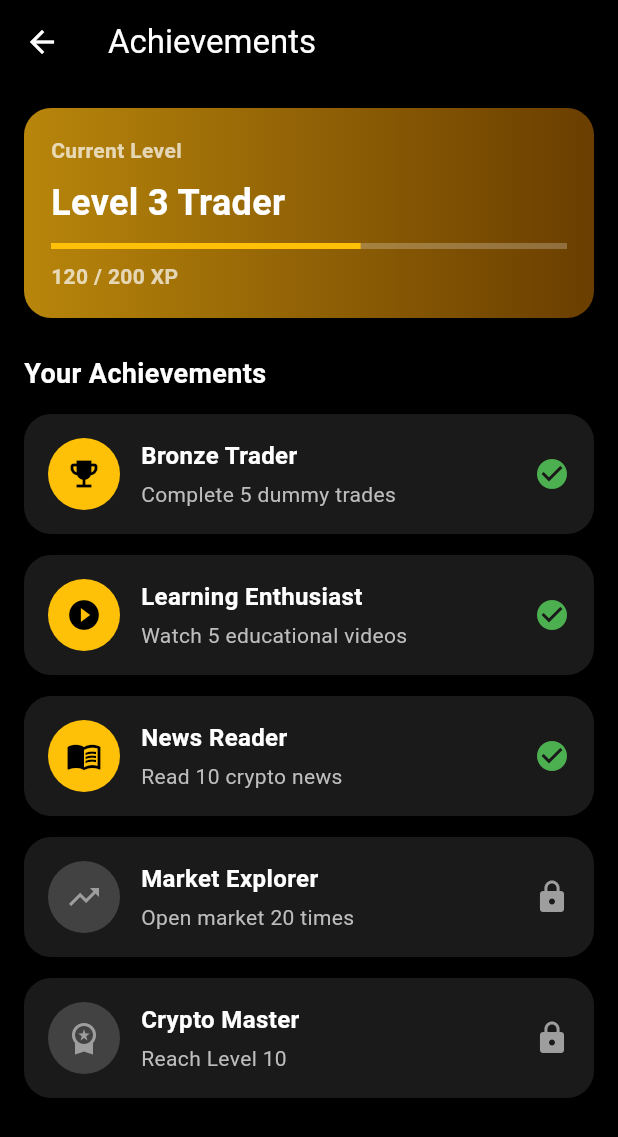
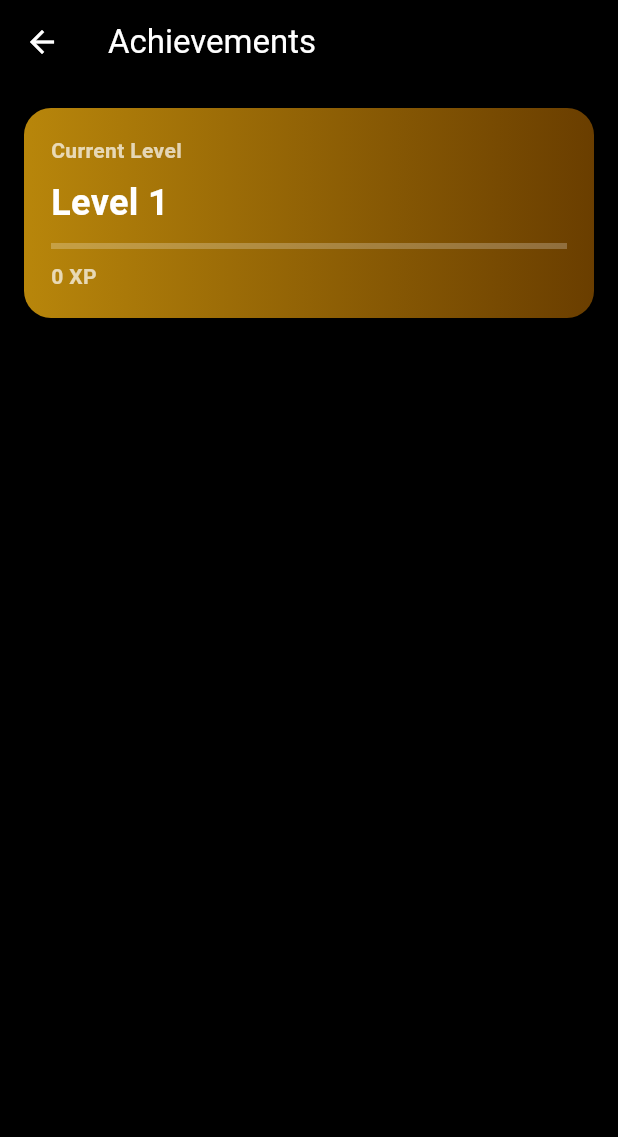
Before and after one commit to atalaya3312411022/cryptowise, a Flutter app: the AchievementScreen screen opened directly, on a phone screen of 412 x 824 dp. Shown: the top 1137 px of the screen. Run offline on Flutter 3.47's test engine with Material 3 defaults, Android fonts, the phone set to English and light mode, and no system bars; our stand-ins replace firebase_core, fl_chart, google_fonts, smooth_page_indicator, webview_flutter; accounts and stored records are empty.

Commit message:
Update XP

```diff
--- a/lib/data/app_data.dart
+++ b/lib/data/app_data.dart
@@ -1,4 +1,98 @@
 class AppData {
+
+  // PROFILE
+  static String? profileImagePath;
+
+  // Trading
   static double virtualBalance =
       10000;
+
+  // XP SYSTEM
+  static int xp = 0;
+
+  static int level = 1;
+
+  // ACHIEVEMENT
+  static List<String>
+      achievements = [];
+
+
+  // GAMIFICATION
+  static int watchedVideos =
+      0;
+
+  static int readNews =
+      0;
+
+  static int totalTrades =
+      0;
+
+  // ADD XP
+  static void addXP(
+      int amount) {
+
+    xp += amount;
+
+    level =
+        (xp ~/ 100) + 1;
+
+    checkAchievement();
+  }
+
+  // CHECK BADGE
+  static void
+      checkAchievement() {
+
+    /// WATCH VIDEO
+    if (watchedVideos >= 1 &&
+        !achievements.contains(
+            "Learning Enthusiast")) {
+
+      achievements.add(
+          "Learning Enthusiast");
+    }
+
+    /// READ NEWS
+    if (readNews >= 5 &&
+        !achievements.contains(
+            "News Reader")) {
+
+      achievements.add(
+          "News Reader");
+    }
+
+    /// FIRST TRADE
+    if (totalTrades >= 1 &&
+        !achievements.contains(
+            "Bronze Trader")) {
+
+      achievements.add(
+          "Bronze Trader");
+    }
+
+    /// XP BASED
+    if (xp >= 150 &&
+        !achievements.contains(
+            "Market Explorer")) {
+
+      achievements.add(
+          "Market Explorer");
+    }
+
+    if (xp >= 250 &&
+        !achievements.contains(
+            "Crypto Scholar")) {
+
+      achievements.add(
+          "Crypto Scholar");
+    }
+
+    if (xp >= 399 &&
+        !achievements.contains(
+            "Crypto Master")) {
+
+      achievements.add(
+          "Crypto Master");
+    }
+  }
 }
--- a/lib/screens/market/buy_sell_screen.dart
+++ b/lib/screens/market/buy_sell_screen.dart
@@ -712,6 +712,9 @@ double get virtualBalance =>
 
                                     /// XP
                                     xp += 15;
+                                    AppData.totalTrades++;
+                                    AppData.addXP(15);
+                                    AppData.checkAchievement();
 
                                     /// DUMMY PROFIT
                                     profitLoss += 12.5;
--- a/lib/screens/news_screen.dart
+++ b/lib/screens/news_screen.dart
@@ -2,6 +2,8 @@ import 'package:flutter/material.dart';
 import 'dart:convert';
 import 'package:http/http.dart' as http;
 import 'news_story_screen.dart';
+import '../data/app_data.dart';
+
 
 class NewsScreen extends StatefulWidget {
   const NewsScreen({super.key});
@@ -18,6 +20,9 @@ class _NewsScreenState extends State<NewsScreen> {
   void initState() {
     super.initState();
     fetchNews();
+    AppData.readNews++;
+    AppData.addXP(10);// Tambahkan XP saat membuka news
+    AppData.checkAchievement();
   }
 
   Future<void> fetchNews() async {
--- a/lib/screens/news_story_screen.dart
+++ b/lib/screens/news_story_screen.dart
@@ -1,6 +1,7 @@
 import 'package:flutter/material.dart';
 import 'package:url_launcher/url_launcher.dart';
 import 'webview_screen.dart';
+import '../data/app_data.dart';
 
 class NewsStoryScreen extends StatelessWidget {
   final Map article;
@@ -449,6 +450,10 @@ Widget buildVideoCard({
       final Uri uri =
           Uri.parse(url);
 
+      AppData.watchedVideos++;
+      AppData.addXP(20);
+      AppData.checkAchievement();
+
       await launchUrl(
         uri,
         mode: LaunchMode
--- a/lib/screens/profile/achievement_screen.dart
+++ b/lib/screens/profile/achievement_screen.dart
@@ -1,4 +1,5 @@
 import 'package:flutter/material.dart';
+import '../../data/app_data.dart';
 
 class AchievementScreen extends StatelessWidget {
   const AchievementScreen({super.key});
@@ -17,19 +18,39 @@ class AchievementScreen extends StatelessWidget {
         ),
       ),
 
-      body: ListView(
-        padding: const EdgeInsets.all(16),
+      body: ListView.builder(
+        padding:
+            const EdgeInsets.all(16),
 
-        children: [
+        itemCount:
+            AppData
+                .achievements
+                .length +
 
-          /// LEVEL
-          Container(
-            padding: const EdgeInsets.all(18),
+                1,
 
-            decoration: BoxDecoration(
-              borderRadius: BorderRadius.circular(18),
+        itemBuilder:
+            (context, index) {
 
-              gradient: const LinearGradient(
+          /// 🔥 LEVEL CARD
+          if (index == 0) {
+            return Container(
+              margin:
+                  const EdgeInsets.only(
+                      bottom: 20),
+
+              padding:
+                  const EdgeInsets.all(
+                      18),
+
+              decoration:
+                  BoxDecoration(
+                borderRadius:
+                    BorderRadius.circular(
+                        18),
+
+                gradient:
+                    const LinearGradient(
                   colors: [
                     Color(0xFFB8860B),
                     Color(0xFF6A3E00),
@@ -39,106 +60,141 @@ class AchievementScreen extends StatelessWidget {
 
               child: Column(
                 crossAxisAlignment:
-                  CrossAxisAlignment.start,
+                    CrossAxisAlignment
+                        .start,
 
                 children: [
 
                   const Text(
                     "Current Level",
                     style: TextStyle(
-                    color: Colors.white70,
-                    fontWeight: FontWeight.bold,
+                      color:
+                          Colors.white70,
+                      fontWeight:
+                          FontWeight.bold,
                     ),
                   ),
 
-                const SizedBox(height: 8),
+                  const SizedBox(
+                      height: 8),
 
-                const Text(
-                  "Level 3 Trader",
-                  style: TextStyle(
-                    color: Colors.white,
+                  Text(
+                    "Level ${AppData.level}",
+
+                    style:
+                        const TextStyle(
+                      color:
+                          Colors.white,
                       fontSize: 24,
-                    fontWeight: FontWeight.bold,
+                      fontWeight:
+                          FontWeight.bold,
                     ),
                   ),
 
-                const SizedBox(height: 10),
+                  const SizedBox(
+                      height: 10),
 
                   LinearProgressIndicator(
-                  value: 0.6,
+                    value:
+                        (AppData.xp %
+                                100) /
+                            100,
+
                     backgroundColor:
                         Colors.white24,
 
-                  color: Colors.amber,
+                    color:
+                        Colors.amber,
                   ),
 
-                const SizedBox(height: 8),
+                  const SizedBox(
+                      height: 8),
 
-                const Text(
-                  "120 / 200 XP",
-                  style: TextStyle(
-                    color: Colors.white70,
-                    fontWeight: FontWeight.bold,
+                  Text(
+                    "${AppData.xp} XP",
+
+                    style:
+                        const TextStyle(
+                      color:
+                          Colors.white70,
+                      fontWeight:
+                          FontWeight.bold,
                     ),
                   ),
                 ],
               ),
+            );
+          }
+
+          final achievement =
+              AppData
+                  .achievements[
+                      index -
+                          1];
+
+          return Container(
+            margin:
+                const EdgeInsets.only(
+                    bottom: 14),
+
+            padding:
+                const EdgeInsets.all(
+                    16),
+
+            decoration:
+                BoxDecoration(
+              color:
+                  const Color(
+                      0xFF1A1A1A),
+
+              borderRadius:
+                  BorderRadius.circular(
+                      18),
             ),
 
-          const SizedBox(height: 24),
+            child: Row(
+              children: [
 
-          const Text(
-            "Your Achievements",
-            style: TextStyle(
-              color: Colors.white,
-              fontSize: 18,
-              fontWeight: FontWeight.bold,
+                const CircleAvatar(
+                  radius: 24,
+                  backgroundColor:
+                      Colors.amber,
+
+                  child: Icon(
+                    Icons
+                        .emoji_events,
+                    color:
+                        Colors.black,
                   ),
                 ),
 
-          const SizedBox(height: 14),
+                const SizedBox(
+                    width: 14),
 
-          buildAchievement(
-            icon: Icons.emoji_events,
-            title: "Bronze Trader",
-            subtitle:
-                "Complete 5 dummy trades",
-            unlocked: true,
+                Expanded(
+                  child: Text(
+                    achievement,
+
+                    style:
+                        const TextStyle(
+                      color:
+                          Colors.white,
+                      fontWeight:
+                          FontWeight.bold,
+                      fontSize: 16,
+                    ),
+                  ),
                 ),
 
-          buildAchievement(
-            icon: Icons.play_circle_fill,
-            title: "Learning Enthusiast",
-            subtitle:
-                "Watch 5 educational videos",
-            unlocked: true,
+                const Icon(
+                  Icons.check_circle,
+                  color:
+                      Colors.green,
                 ),
-
-          buildAchievement(
-            icon: Icons.menu_book,
-            title: "News Reader",
-            subtitle:
-                "Read 10 crypto news",
-            unlocked: true,
+              ],
             ),
-
-          buildAchievement(
-            icon: Icons.trending_up,
-            title: "Market Explorer",
-            subtitle:
-                "Open market 20 times",
-            unlocked: false,
-          ),
-
-          buildAchievement(
-            icon: Icons.workspace_premium,
-            title: "Crypto Master",
-            subtitle:
-                "Reach Level 10",
-            unlocked: false,
-          ),
-
-        ],
+          );
+        },
       ),
     );
   }
--- a/lib/screens/profile/profile_screen.dart
+++ b/lib/screens/profile/profile_screen.dart
@@ -28,7 +28,7 @@ class _ProfileScreenState extends State<ProfileScreen> {
                 /// PROFILE HEADER
                 Column(
                   children: [
-                    const SizedBox(height: 30),
+                    const SizedBox(height: 55),
                     CircleAvatar(
                       radius: 45,
                       backgroundImage:
@@ -47,6 +47,16 @@ class _ProfileScreenState extends State<ProfileScreen> {
                     const Text(
                       "alyssa@gmail.com",
                       style: TextStyle(color: Colors.grey),
+                    ),
+                    const SizedBox(height: 6),
+                    Text(
+                      "Level ${AppData.level} • ${AppData.xp} XP",
+
+                      style: const TextStyle(
+                        color: Colors.orange,
+                        fontWeight:
+                            FontWeight.bold,
+                      ),
                     ),
                     TextButton(
                       onPressed: () {
--- a/pubspec.yaml
+++ b/pubspec.yaml
@@ -16,6 +16,7 @@ dependencies:
   fl_chart: ^0.68.0
   url_launcher: ^6.3.2
   webview_flutter: ^4.0.7
+  image_picker: ^1.1.2
 
   firebase_core: ^2.30.0
   firebase_auth: ^4.19.0
```
Also changed, not shown: pubspec.lock, 5 other files. Lines whose indentation alone changed are shown as unchanged.
